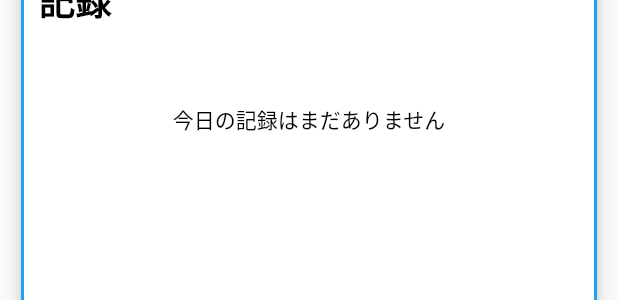
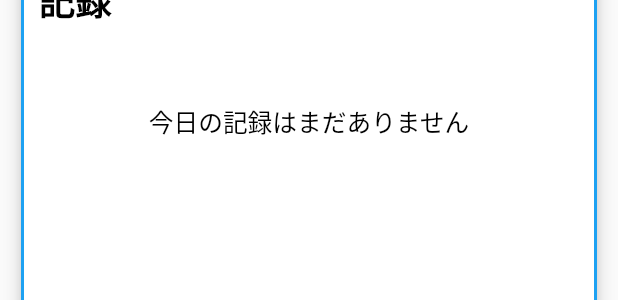
Before and after one commit to thoth000/zikanri, a Flutter app: the TodayWidget widget shown alone on an empty page, opened directly, on a phone screen of 412 x 824 dp. Shown: the part 210-510 px from the top of the screen. Run offline on Flutter 3.47's test engine with Material 2 defaults, Android fonts, the phone set to English and light mode, and no system bars; our stand-ins replace hive, hive_flutter, share; accounts and stored records are empty.

Commit message:
フォントサイズの変更
細かくプッシュ

```diff
--- a/lib/home/today.dart
+++ b/lib/home/today.dart
@@ -158,6 +158,9 @@ class TodayWidget extends StatelessWidget {
                       (userData.todayDoneList.length == 0)
                           ? '今日の記録はまだありません'
                           : '',
+                      style: TextStyle(
+                        fontSize: FontSize.xsmall,
+                      ),
                     ),
                   ),
                 ),
--- a/lib/lately/lately.dart
+++ b/lib/lately/lately.dart
@@ -202,7 +202,7 @@ class LatelyPage extends StatelessWidget {
                           ? 'この日の記録はありません'
                           : '',
                       style: TextStyle(
-                        fontSize: FontSize.small,
+                        fontSize: FontSize.xsmall,
                       ),
                     ),
                   ),
```
